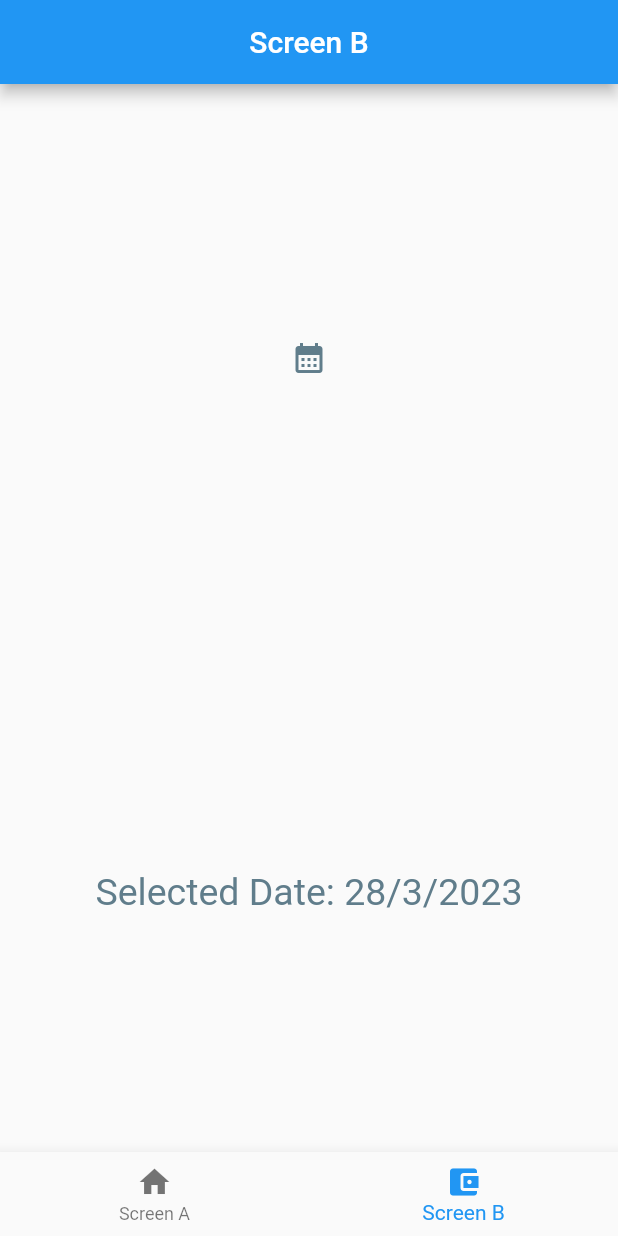
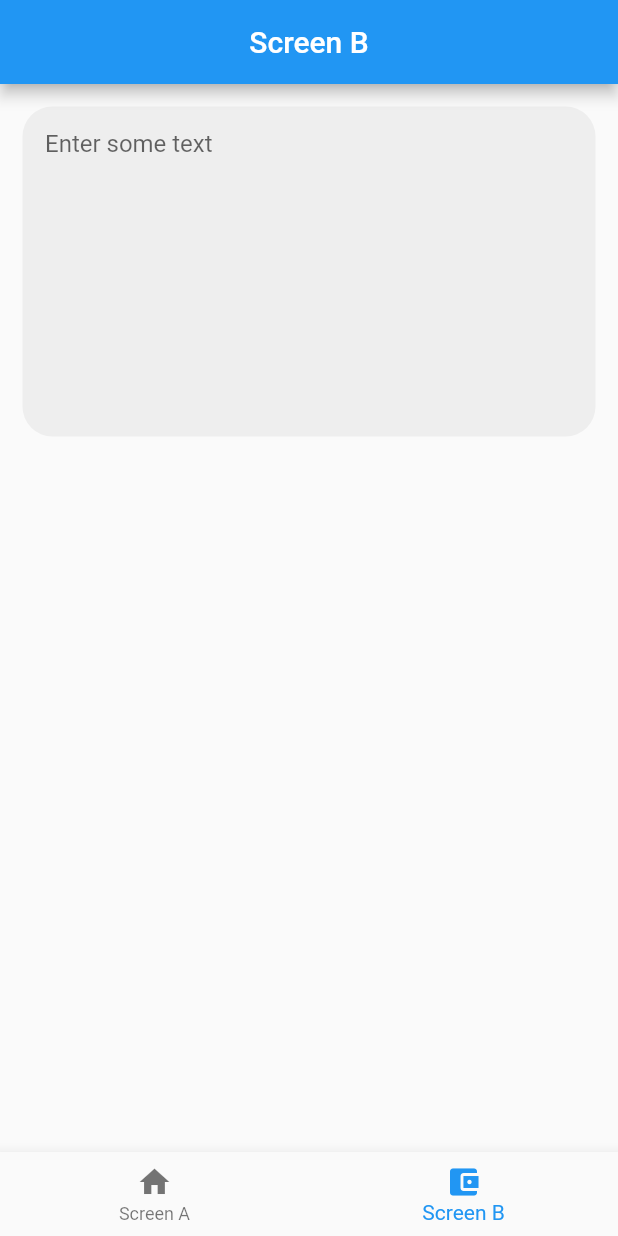
Before and after one commit to cp-sneha-s/state-restoration, a Flutter app: the screen it shows after launch, item 2 of the bottom bar chosen, on a phone screen of 412 x 824 dp. Run offline on Flutter 3.47's test engine with Material 2 defaults, Android fonts, the phone set to English and light mode, and no system bars.

Commit message:
add textfield in screen b

```diff
--- a/lib/screen_b.dart
+++ b/lib/screen_b.dart
@@ -8,7 +8,19 @@ class ScreenB extends StatefulWidget {
 }
 
 class _ScreenBState extends State<ScreenB> {
-  DateTime selectedDate = DateTime.now();
+  late final TextEditingController controller;
+
+  @override
+  void initState() {
+    super.initState();
+    controller = TextEditingController();
+  }
+
+  @override
+  void dispose() {
+    controller.dispose();
+    super.dispose();
+  }
 
   @override
   Widget build(BuildContext context) {
@@ -17,36 +29,32 @@ class _ScreenBState extends State<ScreenB> {
         centerTitle: true,
         title: const Text('Screen B'),
       ),
-      body: Center(
+      body: Padding(
+        padding: const EdgeInsets.all(15.0),
         child: Column(
-          mainAxisAlignment: MainAxisAlignment.spaceAround,
+          crossAxisAlignment: CrossAxisAlignment.start,
           children: [
-            IconButton(
-              onPressed: () async {
-                selectedDate = await openDatePicker(context);
-                setState(() {});
-              },
-              icon: const Icon(
-                Icons.calendar_month_sharp,
-                color: Colors.blueGrey,
+            TextField(
+              controller: controller,
+              textInputAction: TextInputAction.next,
+              maxLines: 10,
+              cursorColor: Colors.black,
+              autocorrect: false,
+              textAlignVertical: TextAlignVertical.center,
+              decoration: InputDecoration(
+                isCollapsed: true,
+                contentPadding: const EdgeInsets.all(15),
+                fillColor: Colors.grey[200],
+                filled: true,
+                border: OutlineInputBorder(
+                    borderRadius: BorderRadius.circular(20),
+                    borderSide: BorderSide.none),
+                hintText: 'Enter some text',
               ),
             ),
-            Text(
-              'Selected Date: ${selectedDate.day}/${selectedDate.month}/${selectedDate.year}',
-              style: const TextStyle(fontSize: 25, color: Colors.blueGrey),
-            )
           ],
         ),
       ),
     );
   }
-
-  Future<DateTime> openDatePicker(BuildContext context) async {
-    final date = await showDatePicker(
-        context: context,
-        initialDate: DateTime.now(),
-        firstDate: DateTime(2022),
-        lastDate: DateTime(2024));
-    return date ?? DateTime.now();
-  }
 }
```
